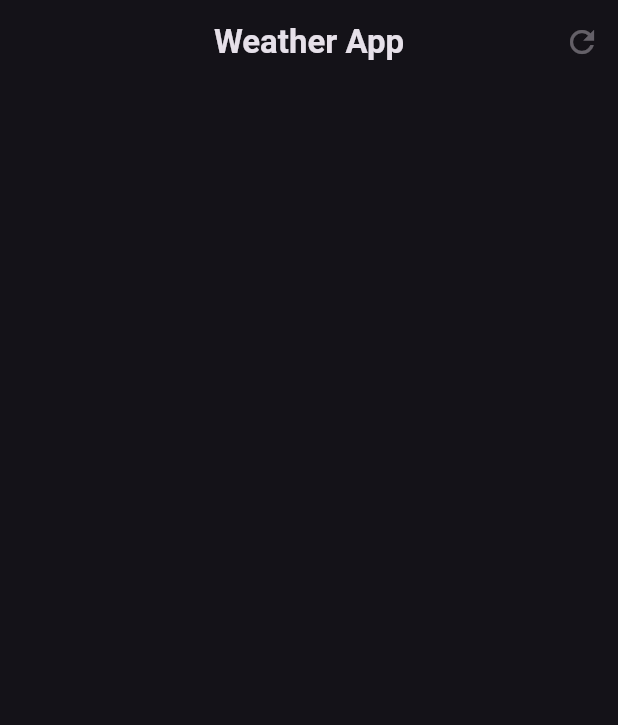
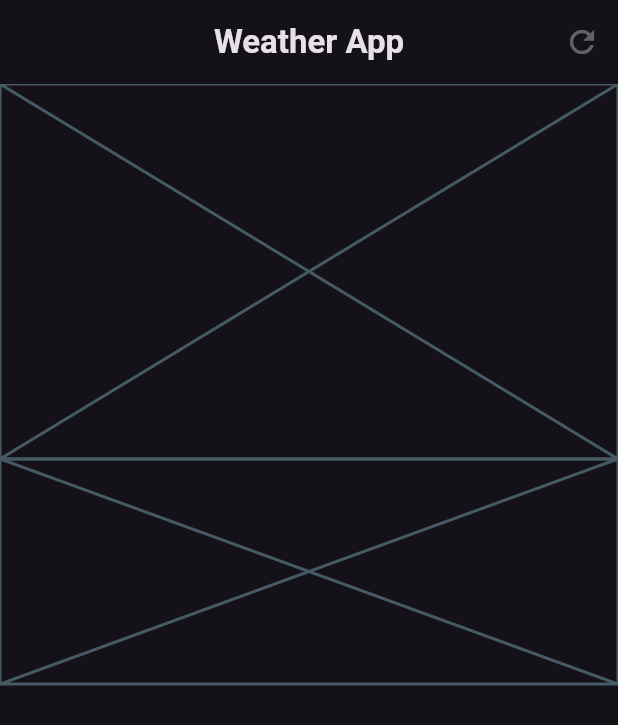
Before and after one commit to naimul-hasan-sabbir/weather-info-app, a Flutter app: the screen it shows after launch, on a phone screen of 412 x 824 dp. Shown: the top 725 px of the screen. Run offline on Flutter 3.47's test engine with Material 2 defaults, Android fonts, the light colour scheme and no system bars; statements that could not run were skipped.

Commit message:
placeholder in home screen

```diff
--- a/lib/weather_screen.dart
+++ b/lib/weather_screen.dart
@@ -18,6 +18,14 @@ class WeatherScreen extends StatelessWidget {
           }, icon: const Icon(Icons.refresh)),
         ],
       ),
+      body: Column(children: [
+        const Placeholder(
+          fallbackHeight: 250,
+        ),
+        const Placeholder(
+          fallbackHeight: 150,
+        )
+      ]),
     );
   }
 }
```
